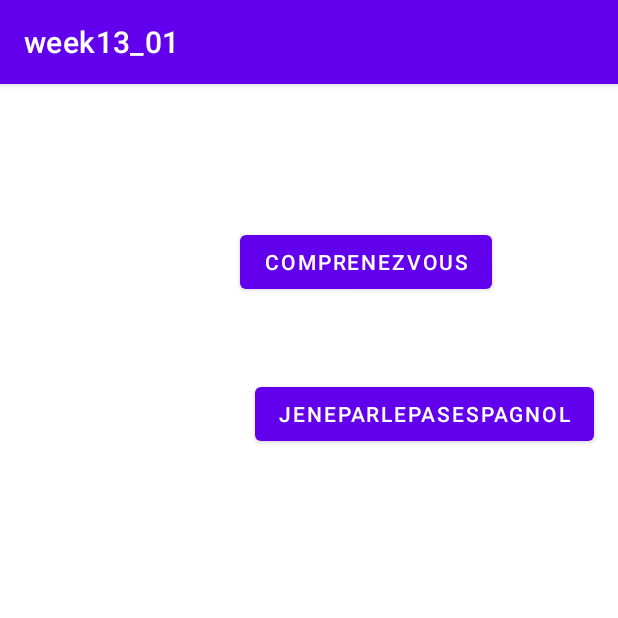
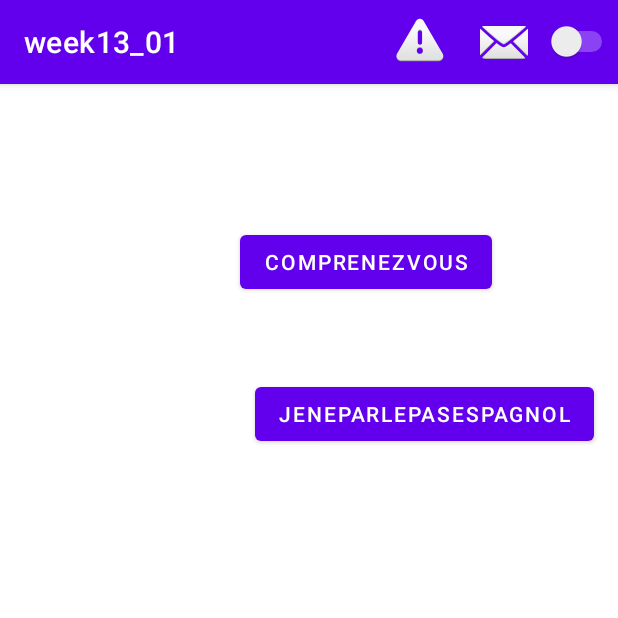
Before and after one commit to mckasap/week13_01, an Android app: the screen it shows after launch (MainActivity), on a phone screen of 412 x 824 dp, the top half of it. Run offline under Robolectric (Android 15) with nearby library versions, the phone set to English and light mode, and no system bars.

Commit message:
ikinci kommit

```diff
--- a/app/src/main/java/com/example/week13_01/MainActivity.java
+++ b/app/src/main/java/com/example/week13_01/MainActivity.java
@@ -1,11 +1,17 @@
 package com.example.week13_01;
 
+import androidx.annotation.NonNull;
 import androidx.appcompat.app.AppCompatActivity;
 
 import android.media.MediaPlayer;
 import android.os.Bundle;
+import android.view.Menu;
+import android.view.MenuInflater;
+import android.view.MenuItem;
 import android.view.View;
 import android.widget.Button;
+import android.widget.CompoundButton;
+import android.widget.Switch;
 import android.widget.Toast;
 
 public class MainActivity extends AppCompatActivity {
@@ -14,6 +20,50 @@ public class MainActivity extends AppCompatActivity {
     protected void onCreate(Bundle savedInstanceState) {
         super.onCreate(savedInstanceState);
         setContentView(R.layout.activity_main);
+
+    }
+boolean swtc=false;
+    @Override
+    public boolean onOptionsItemSelected(@NonNull MenuItem item) {
+
+    int id= item.getItemId();
+
+    switch(id){
+
+        case  R.id.about: Toast.makeText(this,"about",Toast.LENGTH_LONG).show();
+            break;
+
+        case R.id.help: Toast.makeText(this,"help",Toast.LENGTH_LONG).show();
+            break;
+
+    }
+
+        return super.onOptionsItemSelected(item);
+    }
+Switch switchWidget;
+    @Override
+    public boolean onCreateOptionsMenu(Menu menu) {
+        MenuInflater inf= getMenuInflater();
+        inf.inflate(R.menu.mymenu,menu);
+
+
+        MenuItem menuItem = menu.findItem(R.id.app_bar_switch);
+        switchWidget = (Switch) menuItem.getActionView();
+        switchWidget.setOnCheckedChangeListener(new CompoundButton.OnCheckedChangeListener() {
+            @Override
+            public void onCheckedChanged(CompoundButton buttonView, boolean isChecked) {
+                if (isChecked) {
+                    // Switch is ON
+                    Toast.makeText(MainActivity.this,"ONN",Toast.LENGTH_LONG).show();
+                } else {
+                    // Switch is OFF
+                    Toast.makeText(MainActivity.this,"OFF",Toast.LENGTH_LONG).show();
+                }
+            }
+        });
+
+
+        return super.onCreateOptionsMenu(menu);
     }
 
     public void myClick(View v){
@@ -30,4 +80,7 @@ public class MainActivity extends AppCompatActivity {
         mp.start();
 
     }
+
+
+
 }
--- /dev/null
+++ b/app/src/main/res/menu/mymenu.xml
@@ -0,0 +1,14 @@
+<?xml version="1.0" encoding="utf-8"?>
+<menu xmlns:app="http://schemas.android.com/apk/res-auto"
+    xmlns:android="http://schemas.android.com/apk/res/android">
+
+    <item android:title="About"  android:id="@+id/about"
+        android:icon="@android:drawable/ic_dialog_alert" app:showAsAction="ifRoom"/>
+    <item android:title="Help" android:id="@+id/help" app:showAsAction="ifRoom"
+        android:icon="@android:drawable/ic_dialog_email"/>
+    <item
+        android:id="@+id/app_bar_switch"
+        android:title="Switch"
+        app:actionLayout="@layout/switch_item"  app:showAsAction="always"
+        app:actionViewClass="android.widget.Switch" />
+</menu>
```
Also changed, not shown: app/src/main/res/layout/switch_item.xml (added, +11 -0 lines).
